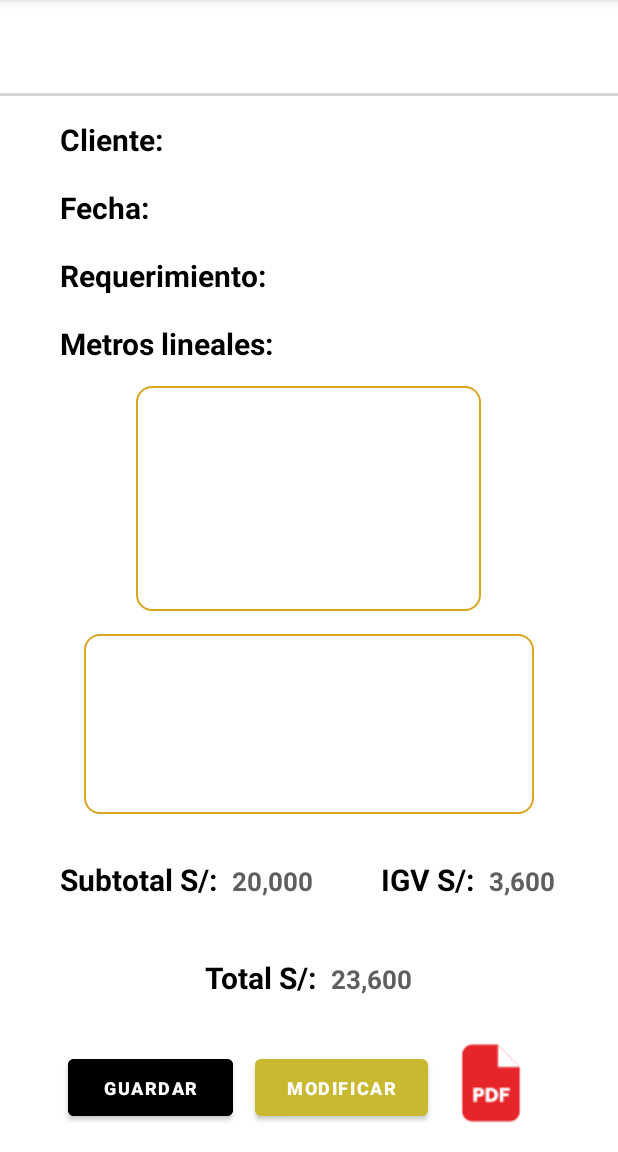
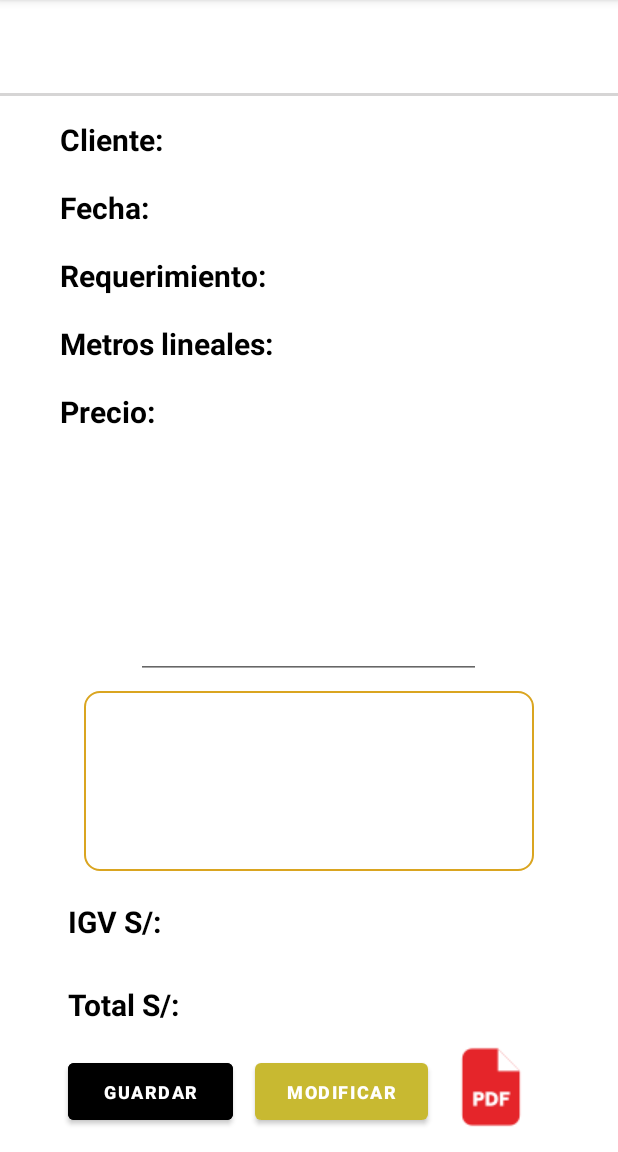
Before and after one commit to MikeMastery/AtlasEstimates, an Android app: the layout_2_cotiza screen opened directly, with no data from a screen before it, after a tap on "GENERAR COTIZACIÓN", on a phone screen of 412 x 824 dp, the part 84-1236 px from its top. Run offline under Robolectric (Android 15) with nearby library versions, the light colour scheme and no system bars; 6 statements that could not run were skipped.

Commit message:
Realiza la operación

```diff
--- a/app/src/main/java/com/example/atlasestimates/Activity_mostrar_cotizacon.java
+++ b/app/src/main/java/com/example/atlasestimates/Activity_mostrar_cotizacon.java
@@ -22,6 +22,9 @@
     private EditText editextImagen;
     private TextView textviewUNmedida;
     private TextView textviewDescripcion;
+    private TextView texviewPrecio;
+    private TextView textviewTotal;
+    private TextView textviewTotalIGV;
 
     @Override
     protected void onCreate(Bundle savedInstanceState) {
@@ -35,6 +38,9 @@
         editextImagen = findViewById(R.id.imagen_cotizacion);
         textviewUNmedida = findViewById(R.id.un_medida);
         textviewDescripcion = findViewById(R.id.descripcion_cotizacion);
+        texviewPrecio = findViewById(R.id.mostrar_precio);
+        textviewTotal = findViewById(R.id.ed_total);
+        textviewTotalIGV =findViewById(R.id.mostrar_igv);
 
         Cotizacion cotizacion = (Cotizacion) getIntent().getSerializableExtra("cotizacion");
         if (cotizacion != null) {
@@ -44,6 +50,9 @@
             textviewRequerimiento.setText(cotizacion.getProducto());
             textviewUNmedida.setText(cotizacion.getMetrosLineales());
             textviewDescripcion.setText(cotizacion.getDescripcion());
+            texviewPrecio.setText(cotizacion.getPrecio());
+            textviewTotal.setText(cotizacion.getTotal());
+            textviewTotalIGV.setText(cotizacion.getIgv());
 
             String imageUriString = cotizacion.getImagenUri();
             if (imageUriString != null) {
--- a/app/src/main/java/com/example/atlasestimates/ProductManager.java
+++ b/app/src/main/java/com/example/atlasestimates/ProductManager.java
@@ -4,7 +4,7 @@
 import java.util.Map;
 
 public class ProductManager {
-    private Map<String, Double> productPrices;
+    /*private Map<String, Double> productPrices;
 
     public ProductManager() {
         productPrices = new HashMap<>();
@@ -25,5 +25,5 @@
 
     public void updatePrice(String productName, Double price) {
         productPrices.put(productName, price);
-    }
+    }*/
 }
--- a/app/src/main/java/com/example/atlasestimates/layout_2_cotiza.java
+++ b/app/src/main/java/com/example/atlasestimates/layout_2_cotiza.java
@@ -2,6 +2,8 @@
 
 import android.content.Intent;
 import android.os.Bundle;
+import android.text.Editable;
+import android.text.TextWatcher;
 import android.view.View;
 import android.widget.AdapterView;
 import android.widget.ArrayAdapter;
@@ -15,7 +17,7 @@
 
 import androidx.appcompat.app.AppCompatActivity;
 
-import java.util.Locale;
+import java.text.DecimalFormat;
 
 public class layout_2_cotiza extends AppCompatActivity {
 
@@ -23,9 +25,10 @@
     private EditText editText;
     private TextView tvML;
     private EditText etML;
+    private TextView tvPrecio;
+    private EditText etPrecio;
     private Cotizacion cotizacion;
-    private TextView tvPrecio;
-    private ProductManager productManager;
+    private static final double IGV = 0.18; // 18% IGV
 
     @Override
     protected void onCreate(Bundle savedInstanceState) {
@@ -37,11 +40,11 @@
         editText = findViewById(R.id.editText2);
         tvML = findViewById(R.id.tv_ml);
         etML = findViewById(R.id.et_ml);
-        tvPrecio = findViewById(R.id.tvPrecio);
+        tvPrecio = findViewById(R.id.tex_precio);
+        etPrecio = findViewById(R.id.ed_precio);
 
         // Inicialización de objetos
         cotizacion = CotizacionManager.getInstance().getCotizacion();
-        productManager = new ProductManager();
 
         ImageButton imageButtonatras1 = findViewById(R.id.atras_coti1);
         imageButtonatras1.setOnClickListener(v -> {
@@ -62,11 +65,6 @@
                 String selectedProduct = parent.getItemAtPosition(position).toString();
                 editText.setText(selectedProduct);
 
-                // Obtener y mostrar el precio
-                Double price = productManager.getPrice(selectedProduct);
-                String formattedPrice = String.format(Locale.getDefault(), "S/ %.2f", price);
-                tvPrecio.setText(formattedPrice);
-
                 // Actualizar la cotización
                 cotizacion.setProducto(selectedProduct);
             }
@@ -74,7 +72,6 @@
             @Override
             public void onNothingSelected(AdapterView<?> parent) {
                 editText.setText("");
-                tvPrecio.setText("");
             }
         });
 
@@ -101,9 +98,13 @@
                 if (buttonView == checkboxML1) {
                     tvML.setVisibility(View.VISIBLE);
                     etML.setVisibility(View.VISIBLE);
+                    tvPrecio.setVisibility(View.VISIBLE);
+                    etPrecio.setVisibility(View.VISIBLE);
                 } else {
                     tvML.setVisibility(View.GONE);
                     etML.setVisibility(View.GONE);
+                    tvPrecio.setVisibility(View.GONE);
+                    etPrecio.setVisibility(View.GONE);
                 }
             }
         };
@@ -115,16 +116,38 @@
         checkboxUN4.setOnCheckedChangeListener(listener);
         checkboxPL5.setOnCheckedChangeListener(listener);
 
+        // Añadir TextWatcher a etML y etPrecio
+        TextWatcher textWatcher = new TextWatcher() {
+            @Override
+            public void beforeTextChanged(CharSequence s, int start, int count, int after) {}
+
+            @Override
+            public void onTextChanged(CharSequence s, int start, int before, int count) {}
+
+            @Override
+            public void afterTextChanged(Editable s) {
+                calcularTotal();
+            }
+        };
+
+        etML.addTextChangedListener(textWatcher);
+        etPrecio.addTextChangedListener(textWatcher);
+
         // Configuración del botón para mostrar cotización
         Button btn_mostrar_cotización = findViewById(R.id.GuardarButton);
         btn_mostrar_cotización.setOnClickListener(v -> {
             // Obtener los datos adicionales de la cotización
             String descripcion = ((EditText) findViewById(R.id.descripcion)).getText().toString();
             String metrosLineales = etML.getText().toString();
+            String precio = etPrecio.getText().toString();
 
             // Actualizar la cotizacion con los nuevos datos
             cotizacion.setDescripcion(descripcion);
             cotizacion.setMetrosLineales(metrosLineales);
+            cotizacion.setPrecio(precio);
+
+            // Realizar el cálculo final antes de pasar a la siguiente actividad
+            calcularTotal();
 
             // Crear un Intent para iniciar la siguiente actividad
             Intent intent = new Intent(layout_2_cotiza.this, Activity_mostrar_cotizacon.class);
@@ -132,4 +155,24 @@
             startActivity(intent);
         });
     }
+
+    private void calcularTotal() {
+        try {
+            double metrosLineales = Double.parseDouble(etML.getText().toString());
+            double precio = Double.parseDouble(etPrecio.getText().toString());
+
+            double total = metrosLineales * precio;
+            double totalIGV = total * (1 + IGV);
+
+            DecimalFormat df = new DecimalFormat("#.##");
+
+            // Guardar los resultados en el objeto cotizacion
+            cotizacion.setTotal(df.format(total));
+            cotizacion.setTotalIGV(df.format(totalIGV));
+        } catch (NumberFormatException e) {
+            // En caso de error, establecer valores por defecto o manejar el error
+            cotizacion.setTotal("0.00");
+            cotizacion.setTotalIGV("0.00");
+        }
+    }
 }
--- a/app/src/main/res/layout/activity_mostrar_cotizacon.xml
+++ b/app/src/main/res/layout/activity_mostrar_cotizacon.xml
@@ -129,13 +129,38 @@
             android:layout_marginStart="10dp"/>
 
     </LinearLayout>
+    <LinearLayout
+        android:layout_width="wrap_content"
+        android:layout_height="wrap_content"
+        android:orientation="horizontal"
+        android:layout_marginTop="5dp">
+
+        <TextView
+            android:layout_width="wrap_content"
+            android:layout_height="40dp"
+            android:layout_marginLeft="40dp"
+            android:text="Precio:"
+            android:textColor="@color/black"
+            android:textSize="20sp"
+            android:textStyle="bold"/>
+
+        <TextView
+            android:id="@+id/mostrar_precio"
+            android:layout_width="wrap_content"
+            android:layout_height="30dp"
+            android:text=""
+            android:textColor="#5F5F5F"
+            android:textSize="17sp"
+            android:textStyle="bold"
+            android:layout_marginStart="10dp"/>
+
+    </LinearLayout>
 
         <EditText
             android:id="@+id/imagen_cotizacion"
             android:layout_width="230dp"
             android:layout_height="150dp"
             android:layout_gravity="center"
-            android:background="@drawable/editex"
             android:padding="25dp"
             android:layout_marginTop="2dp"
             android:focusable="false"
@@ -152,7 +177,7 @@
         android:textStyle="bold"
         android:textSize="17sp"
         android:textColor="#5F5F5F"
-        android:layout_marginTop="15dp"
+        android:layout_marginTop="8dp"
         android:gravity="top|start"
         android:inputType="textMultiLine"
         android:lines="4"
@@ -168,28 +193,9 @@
         android:layout_width="wrap_content"
         android:layout_height="wrap_content"
         android:orientation="horizontal"
-        android:layout_marginTop="30dp">
-
-        <TextView
-            android:layout_width="wrap_content"
-            android:layout_height="50dp"
-            android:layout_marginLeft="40dp"
-            android:text="Subtotal S/:"
-            android:textSize="20sp"
-            android:textColor="@color/black"
-            android:textStyle="bold"
->
-        </TextView>
+        android:layout_marginTop="20dp">
 
 
-        <TextView
-            android:layout_width="wrap_content"
-            android:layout_height="30dp"
-            android:text="20,000"
-            android:textColor="#5F5F5F"
-            android:textStyle="bold"
-            android:textSize="17sp"
-            android:layout_marginStart="10dp"/>
 
         <TextView
             android:layout_width="wrap_content"
@@ -202,9 +208,10 @@
             >
         </TextView>
         <TextView
+            android:id="@+id/mostrar_igv"
             android:layout_width="wrap_content"
             android:layout_height="30dp"
-            android:text="3,600"
+            android:text=""
             android:textColor="#5F5F5F"
             android:textStyle="bold"
             android:textSize="17sp"
@@ -214,17 +221,18 @@
 
     </LinearLayout>
 
-
     <LinearLayout
         android:layout_width="wrap_content"
         android:layout_height="wrap_content"
         android:orientation="horizontal"
-        android:layout_gravity="center"
-        android:layout_marginTop="15dp">
+        android:layout_marginTop="5dp">
+
+
 
         <TextView
             android:layout_width="wrap_content"
             android:layout_height="50dp"
+            android:layout_marginLeft="45dp"
             android:text="Total S/:"
             android:textSize="20sp"
             android:textColor="@color/black"
@@ -232,15 +240,18 @@
             >
         </TextView>
         <TextView
+            android:id="@+id/ed_total"
             android:layout_width="wrap_content"
             android:layout_height="30dp"
-            android:text="23,600"
+            android:text=""
             android:textColor="#5F5F5F"
+            android:textSize="17sp"
             android:textStyle="bold"
-            android:textSize="17sp"
             android:layout_marginStart="10dp"/>
+
+
+
     </LinearLayout>
-
 
 
 
@@ -252,7 +263,7 @@
         android:layout_width="110dp"
         android:layout_height="50dp"
         android:layout_marginLeft="45dp"
-        android:layout_marginTop="12dp"
+        android:layout_marginTop="-3dp"
         android:backgroundTint="@color/black"
         android:text="Guardar"
         android:textSize="12dp"
```
Also changed, not shown: app/src/main/java/com/example/atlasestimates/Cotizacion.java (+26 -10 lines), app/src/main/res/layout/activity_layout2_cotiza.xml (+34 -8 lines).
